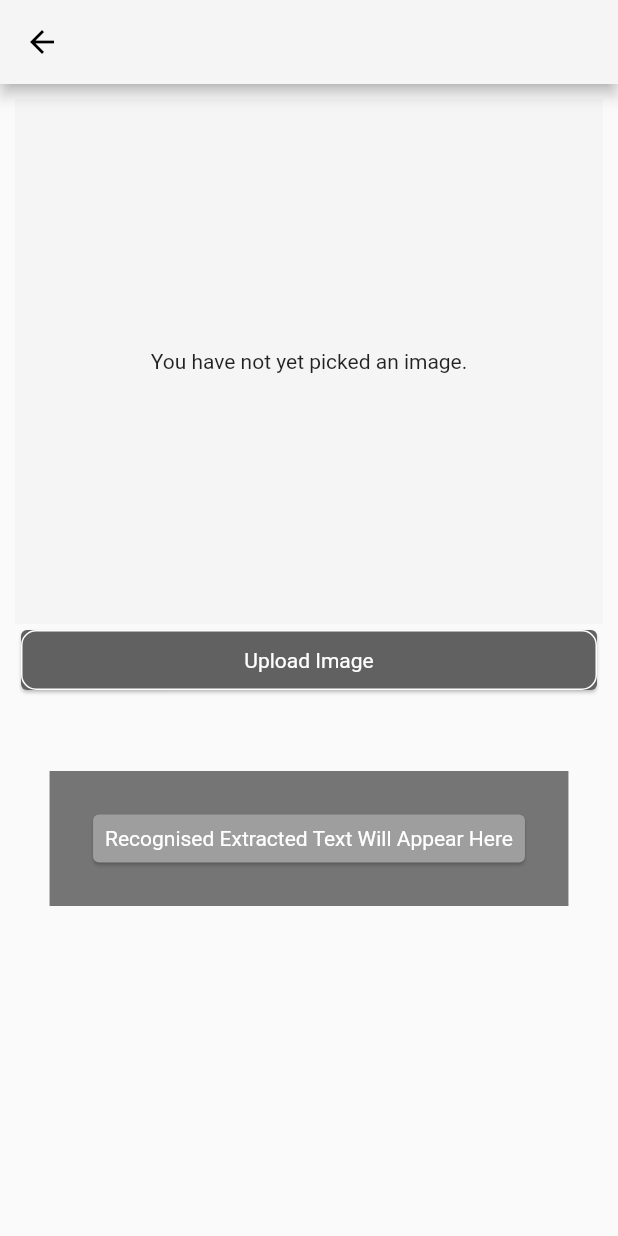
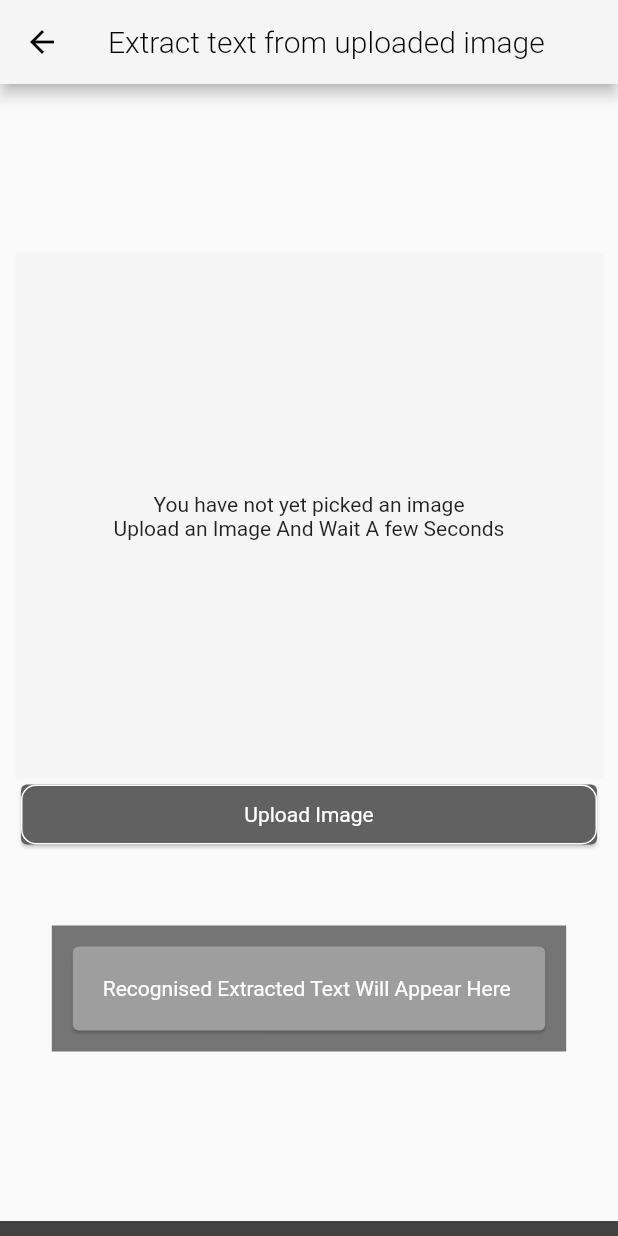
Before and after one commit to KiranThomasCherian/OCR_Application, a Flutter app: the screen it shows after launch, after a tap on "Upload Image", on a phone screen of 412 x 824 dp. Run offline on Flutter 3.47's test engine with Material 2 defaults, Android fonts, the light colour scheme and no system bars; our stand-ins replace image_picker; missing offline and left inert: flutter_tesseract_ocr.

Commit message:
Upload Page near full for android

```diff
--- a/lib/pages/home.dart
+++ b/lib/pages/home.dart
@@ -91,7 +91,9 @@ class _HomePageState extends State<HomePage> {
                   // SizedBox(
                   //   height: 50,
                   // ),
-                  Card(
+                  Hero(
+                    tag: Key("upload"),
+                    child: Card(
                       color: Colors.grey.shade700,
                       child: InkWell(
                         onTap: () {
@@ -117,6 +119,7 @@ class _HomePageState extends State<HomePage> {
                         ),
                       ),
                     ),
+                  ),
                 ],
               ),
             ),
--- a/lib/pages/upload.dart
+++ b/lib/pages/upload.dart
@@ -13,15 +13,15 @@ class UploadPage extends StatefulWidget {
 }
 
 class _UploadPageState extends State<UploadPage> {
-  PickedFile? _imageFile;
+  XFile? _imageFile;
   dynamic? _pickerror;
   String? extracted = 'Recognised Extracted Text Will Appear Here';
   final picker = ImagePicker();
   _imgFromGallery() async {
     try {
-      final image =
-          await picker.getImage(source: ImageSource.gallery, imageQuality: 50);
+      final image = await picker.pickImage(source: ImageSource.gallery);
       if (image != null) {
+        // print(image.path);
         extracted = await FlutterTesseractOcr.extractText(image.path);
       } else
         extracted = "Recogonised extracted text will be shown here";
@@ -40,6 +40,7 @@ class _UploadPageState extends State<UploadPage> {
     } catch (e) {
       setState(() {
         _pickerror = e;
+        print(e);
       });
     }
   }
@@ -60,12 +61,14 @@ class _UploadPageState extends State<UploadPage> {
       }
     } else if (_pickerror != null) {
       return Text(
-        'Pick image error: $_pickerror',
+        'Error: Select An Image (.PNG,.JPG,.JPEG,..) \nand Wait a Few Seconds',
         textAlign: TextAlign.center,
       );
     } else {
       return const Text(
-        'You have not yet picked an image.',
+        'You have not yet picked an image' +
+            '\n' +
+            'Upload an Image And Wait A few Seconds',
         textAlign: TextAlign.center,
       );
     }
@@ -83,6 +86,10 @@ class _UploadPageState extends State<UploadPage> {
   Widget build(BuildContext context) {
     return Scaffold(
       appBar: AppBar(
+          title: Text(
+            "Extract text from uploaded image",
+            style: TextStyle(color: Colors.black, fontWeight: FontWeight.w300),
+          ),
           backgroundColor: Colors.grey.shade100,
           iconTheme: IconThemeData(
             color: Colors.black,
@@ -91,6 +98,7 @@ class _UploadPageState extends State<UploadPage> {
         child: SafeArea(
             child: Padding(
           padding: const EdgeInsets.all(10),
+          child: Center(
             child: SingleChildScrollView(
               child: Column(
                 mainAxisAlignment: MainAxisAlignment.center,
@@ -103,7 +111,9 @@ class _UploadPageState extends State<UploadPage> {
                       width: 650,
                     ),
                   ),
-                Card(
+                  Hero(
+                    tag: Key("upload"),
+                    child: Card(
                       color: Colors.grey.shade700,
                       child: InkWell(
                         onTap: () {
@@ -128,20 +138,21 @@ class _UploadPageState extends State<UploadPage> {
                         ),
                       ),
                     ),
+                  ),
                   SizedBox(
                     height: 50,
                   ),
                   Container(
                     color: Colors.grey.shade600,
                     child: Padding(
-                    padding: const EdgeInsets.all(25.0),
+                      padding: const EdgeInsets.all(10.0),
                       child: Card(
                         color: Colors.grey.shade500,
                         child: Padding(
-                        padding: const EdgeInsets.all(8.0),
-                        child: Text(
+                          padding: const EdgeInsets.all(20.0),
+                          child: SelectableText(
                             extracted.toString(),
-                          style: TextStyle(color: Colors.white),
+                            style: TextStyle(color: Colors.white, fontSize: 14),
                           ),
                         ),
                       ),
@@ -150,7 +161,13 @@ class _UploadPageState extends State<UploadPage> {
                 ],
               ),
             ),
+          ),
         )),
+      ),
+      bottomNavigationBar: Container(
+        width: 500,
+        height: 10,
+        color: Colors.grey.shade800,
       ),
     );
   }
--- a/pubspec.yaml
+++ b/pubspec.yaml
@@ -28,7 +28,7 @@ dependencies:
   # The following adds the Cupertino Icons font to your application.
   # Use with the CupertinoIcons class for iOS style icons.
   cupertino_icons: ^1.0.2
-  image_picker: ^0.7.0-nullsafety
+  image_picker: ^0.8.2
   flutter_tesseract_ocr: ^0.3.7
 
 dev_dependencies:
```
Also changed, not shown: pubspec.lock. Lines whose indentation alone changed are shown as unchanged.
